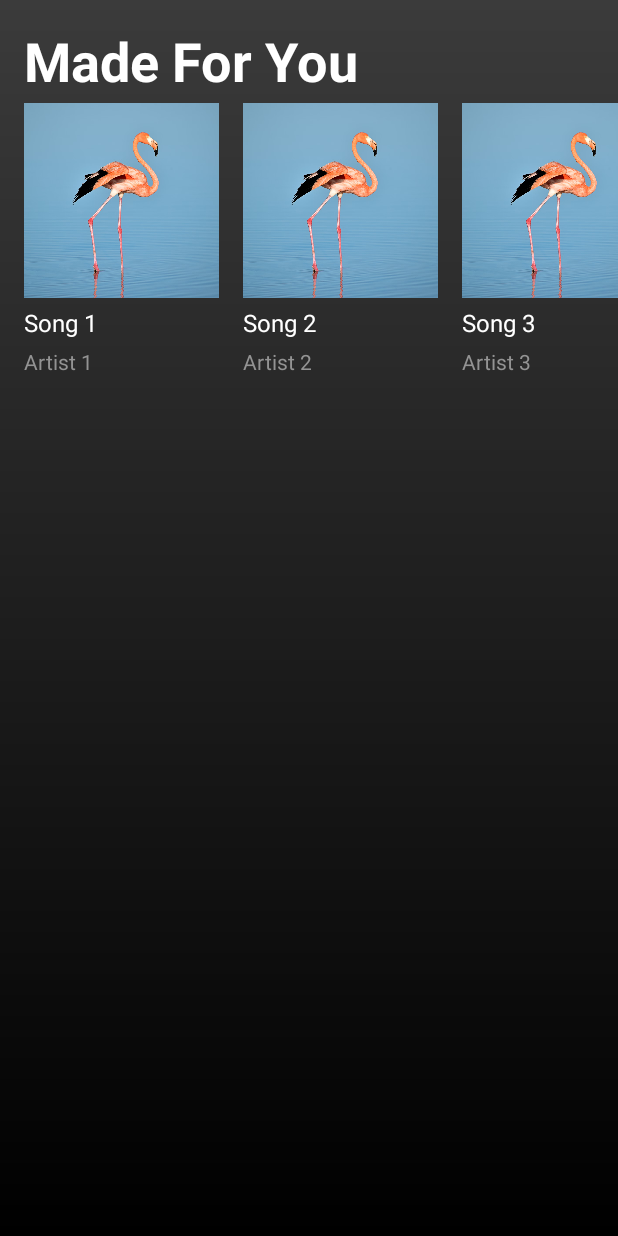
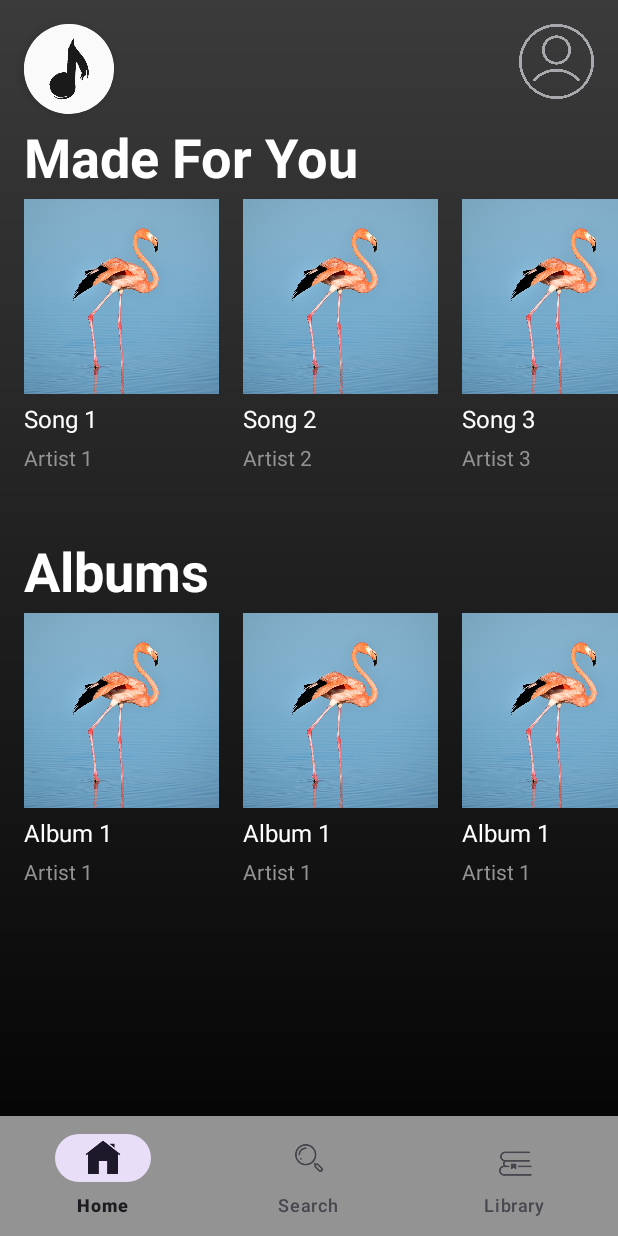
Before and after one commit to Buituansonzx/prm392, an Android app: the screen it shows after launch (Home), on a phone screen of 412 x 824 dp. Run offline under Robolectric (Android 15) with nearby library versions, the phone set to English and light mode, and no system bars.

Commit message:
albums + bottom_nav

```diff
--- a/app/build.gradle
+++ b/app/build.gradle
@@ -29,6 +29,7 @@ android {
 }
 
 dependencies {
+    implementation libs.material.v180
     implementation libs.appcompat
     implementation libs.material
     implementation libs.activity
--- /dev/null
+++ b/app/src/main/java/com/example/musicapp/AlbumsAdapter.java
@@ -0,0 +1,81 @@
+package com.example.musicapp;
+
+import android.view.LayoutInflater;
+import android.view.View;
+import android.view.ViewGroup;
+import android.widget.ImageView;
+import android.widget.TextView;
+import androidx.annotation.NonNull;
+import androidx.recyclerview.widget.RecyclerView;
+import com.example.musicapp.R;
+import java.util.List;
+
+public class AlbumsAdapter extends RecyclerView.Adapter<AlbumsAdapter.AlbumsViewHolder> {
+
+    private List<AlbumsItem> albumItems;
+
+    // Constructor
+    public AlbumsAdapter(List<AlbumsItem> albumItems) {
+        this.albumItems = albumItems;
+    }
+
+    @NonNull
+    @Override
+    public AlbumsViewHolder onCreateViewHolder(@NonNull ViewGroup parent, int viewType) {
+        View itemView1 = LayoutInflater.from(parent.getContext()).inflate(R.layout.item_playlist, parent, false);
+        return new AlbumsViewHolder(itemView1);
+    }
+
+    @Override
+    public void onBindViewHolder(@NonNull AlbumsViewHolder holder, int position) {
+        AlbumsItem currentItem = albumItems.get(position);
+        holder.songNameTextView.setText(currentItem.getAlbumName());
+        holder.artistNameTextView.setText(currentItem.getArtistName());
+
+        // Đặt hình ảnh cho ImageView. Bạn có thể sử dụng thư viện Glide hoặc Picasso để tải ảnh từ URL.
+        holder.songImageView.setImageResource(currentItem.getImageResource());
+    }
+
+    @Override
+    public int getItemCount() {
+        return albumItems.size();
+    }
+
+    public static class AlbumsViewHolder extends RecyclerView.ViewHolder {
+        public ImageView songImageView;
+        public TextView songNameTextView;
+        public TextView artistNameTextView;
+
+        public AlbumsViewHolder(@NonNull View itemView) {
+            super(itemView);
+            songImageView = itemView.findViewById(R.id.playlist_image);
+            songNameTextView = itemView.findViewById(R.id.song_name);
+            artistNameTextView = itemView.findViewById(R.id.artist_name);
+        }
+    }
+
+    // Playlist item model class
+    public static class AlbumsItem {
+        private String albumName;
+        private String artistName;
+        private int imageResource;
+
+        public AlbumsItem(String albumName, String artistName, int imageResource) {
+            this.albumName = albumName;
+            this.artistName = artistName;
+            this.imageResource = imageResource;
+        }
+
+        public String getAlbumName() {
+            return albumName;
+        }
+
+        public String getArtistName() {
+            return artistName;
+        }
+
+        public int getImageResource() {
+            return imageResource;
+        }
+    }
+}
--- a/app/src/main/java/com/example/musicapp/Home.java
+++ b/app/src/main/java/com/example/musicapp/Home.java
@@ -15,6 +15,8 @@ public class Home extends AppCompatActivity {
 
     private RecyclerView recyclerView;
     private PlaylistAdapter playlistAdapter;
+    private RecyclerView recyclerAlbum;
+    private AlbumsAdapter albumsAdapter;
 
     @Override
     protected void onCreate(@Nullable Bundle savedInstanceState) {
@@ -23,10 +25,12 @@ public class Home extends AppCompatActivity {
 
         // Thiết lập RecyclerView
         recyclerView = findViewById(R.id.recyclerview);
-
+        recyclerAlbum = findViewById(R.id.recyclerablbums);
         // Thiết lập LayoutManager cho RecyclerView (hiển thị ngang)
-        LinearLayoutManager layoutManager = new LinearLayoutManager(this, LinearLayoutManager.HORIZONTAL, false);
-        recyclerView.setLayoutManager(layoutManager);
+        LinearLayoutManager layoutManagerPlaylist = new LinearLayoutManager(this, LinearLayoutManager.HORIZONTAL, false);
+        LinearLayoutManager layoutManagerAlbum = new LinearLayoutManager(this, LinearLayoutManager.HORIZONTAL, false);
+        recyclerView.setLayoutManager(layoutManagerPlaylist);
+        recyclerAlbum.setLayoutManager(layoutManagerAlbum);
 
         // Tạo danh sách playlist items (giả sử bạn có class PlaylistItem trong PlaylistAdapter)
         List<PlaylistAdapter.PlaylistItem> playlistItems = new ArrayList<>();
@@ -37,9 +41,18 @@ public class Home extends AppCompatActivity {
         playlistItems.add(new PlaylistAdapter.PlaylistItem("Song 1", "Artist 1", R.drawable.img));
         playlistItems.add(new PlaylistAdapter.PlaylistItem("Song 1", "Artist 1", R.drawable.img));
         // ... Thêm các mục khác nếu cần
+        List<AlbumsAdapter.AlbumsItem> albumItems = new ArrayList<>();
+        albumItems.add(new AlbumsAdapter.AlbumsItem("Album 1", "Artist 1", R.drawable.img));
+        albumItems.add(new AlbumsAdapter.AlbumsItem("Album 1", "Artist 1", R.drawable.img));
+        albumItems.add(new AlbumsAdapter.AlbumsItem("Album 1", "Artist 1", R.drawable.img));
+        albumItems.add(new AlbumsAdapter.AlbumsItem("Album 1", "Artist 1", R.drawable.img));
+        albumItems.add(new AlbumsAdapter.AlbumsItem("Album 1", "Artist 1", R.drawable.img));
+        albumItems.add(new AlbumsAdapter.AlbumsItem("Album 1", "Artist 1", R.drawable.img));
 
         // Thiết lập adapter và gán vào RecyclerView
         playlistAdapter = new PlaylistAdapter(playlistItems);
         recyclerView.setAdapter(playlistAdapter);
+        albumsAdapter = new AlbumsAdapter(albumItems);
+        recyclerAlbum.setAdapter(albumsAdapter);
     }
 }
--- /dev/null
+++ b/app/src/main/res/drawable/icon_size.xml
@@ -0,0 +1,9 @@
+<layer-list xmlns:android="http://schemas.android.com/apk/res/android">
+    <item>
+        <bitmap
+            android:width="5dp"
+            android:height="5dp"
+            android:gravity="center"
+            android:src="@drawable/icon_home" />
+    </item>
+</layer-list>
--- a/app/src/main/res/layout/activity_home.xml
+++ b/app/src/main/res/layout/activity_home.xml
@@ -13,11 +13,11 @@
         android:layout_width="wrap_content"
         android:layout_height="wrap_content"
         android:layout_marginStart="16dp"
-        android:layout_marginTop="16dp"
+        android:layout_marginTop="80dp"
         android:text="@string/made_for_you"
+        android:textColor="@color/white"
         android:textSize="36sp"
         android:textStyle="bold"
-        android:textColor="@color/white"
         app:layout_constraintStart_toStartOf="parent"
         app:layout_constraintTop_toTopOf="parent" />
 
@@ -31,5 +31,78 @@
         app:layout_constraintStart_toStartOf="parent"
         app:layout_constraintTop_toBottomOf="@id/madeforyou" />
 
+    <TextView
+        android:id="@+id/albums"
+        android:layout_width="wrap_content"
+        android:layout_height="wrap_content"
+        android:layout_marginStart="16dp"
+        android:layout_marginTop="356dp"
+        android:text="Albums"
+        android:textColor="@color/white"
+        android:textSize="36sp"
+        android:textStyle="bold"
+        app:layout_constraintStart_toStartOf="parent"
+        app:layout_constraintTop_toTopOf="parent" />
+
+    <androidx.recyclerview.widget.RecyclerView
+        android:id="@+id/recyclerablbums"
+        android:layout_width="0dp"
+        android:layout_height="wrap_content"
+        android:orientation="horizontal"
+        app:layout_constraintEnd_toEndOf="parent"
+        app:layout_constraintHorizontal_bias="1.0"
+        app:layout_constraintStart_toStartOf="parent"
+        app:layout_constraintTop_toBottomOf="@id/albums" />
+
+    <ImageView
+        android:layout_width="50dp"
+        android:layout_height="50dp"
+        android:layout_marginTop="16dp"
+        android:layout_marginEnd="16dp"
+        android:src="@drawable/icon_user"
+        app:layout_constraintEnd_toEndOf="parent"
+        app:layout_constraintTop_toTopOf="parent" />
+
+    <androidx.cardview.widget.CardView
+        android:layout_width="60dp"
+        android:layout_height="60dp"
+        android:layout_gravity="center"
+        android:layout_marginStart="16dp"
+        android:layout_marginTop="16dp"
+        app:cardCornerRadius="50dp"
+        app:cardElevation="4dp"
+        app:layout_constraintStart_toStartOf="parent"
+        app:layout_constraintTop_toTopOf="parent">
+
+        <ImageView
+            android:id="@+id/circleImageView"
+            android:layout_width="match_parent"
+            android:layout_height="match_parent"
+            android:scaleType="centerCrop"
+            android:src="@mipmap/logomusic2" />
+    </androidx.cardview.widget.CardView>
+
+    <RelativeLayout
+        android:layout_width="match_parent"
+        android:layout_height="match_parent" >
+
+        <!-- Nội dung chính của Activity -->
+        <FrameLayout
+            android:id="@+id/fragment_container"
+            android:layout_width="match_parent"
+            android:layout_height="match_parent"
+            android:layout_above="@id/bottom_navigation" />
+
+        <!-- BottomNavigationView -->
+        <com.google.android.material.bottomnavigation.BottomNavigationView
+            android:id="@+id/bottom_navigation"
+            android:layout_width="match_parent"
+            android:layout_height="wrap_content"
+            android:layout_alignParentBottom="true"
+            app:menu="@layout/bottom_nav_menu"
+            android:background="@color/gray"/>
+
+    </RelativeLayout>
+
 
 </androidx.constraintlayout.widget.ConstraintLayout>
--- /dev/null
+++ b/app/src/main/res/layout/bottom_nav_menu.xml
@@ -0,0 +1,17 @@
+<menu xmlns:android="http://schemas.android.com/apk/res/android">
+
+    <item
+        android:id="@+id/nav_home"
+        android:icon="@drawable/icon_home"
+        android:title="Home" />
+
+    <item
+        android:id="@+id/nav_search"
+        android:icon="@drawable/icon_search"
+        android:title="Search" />
+
+    <item
+        android:id="@+id/nav_library"
+        android:icon="@drawable/icon_library"
+        android:title="Library" />
+</menu>
--- a/gradle/libs.versions.toml
+++ b/gradle/libs.versions.toml
@@ -8,6 +8,7 @@ appcompat = "1.7.0"
 material = "1.12.0"
 activity = "1.9.2"
 constraintlayout = "2.1.4"
+materialVersion = "1.8.0"
 recyclerview = "1.3.2"
 recyclerviewVersion = "1.2.1"
 
@@ -21,6 +22,7 @@ appcompat = { group = "androidx.appcompat", name = "appcompat", version.ref = "a
 material = { group = "com.google.android.material", name = "material", version.ref = "material" }
 activity = { group = "androidx.activity", name = "activity", version.ref = "activity" }
 constraintlayout = { group = "androidx.constraintlayout", name = "constraintlayout", version.ref = "constraintlayout" }
+material-v180 = { module = "com.google.android.material:material", version.ref = "materialVersion" }
 recyclerview = { group = "androidx.recyclerview", name = "recyclerview", version.ref = "recyclerview" }
 recyclerview-v121 = { module = "androidx.recyclerview:recyclerview", version.ref = "recyclerviewVersion" }
 
```
Also changed, not shown: app/src/main/res/layout/item_playlist.xml (+0 -7 lines), app/src/main/res/drawable/icon_home.png (added), app/src/main/res/drawable/icon_library.png (added), app/src/main/res/drawable/icon_search.png (added), app/src/main/res/drawable/icon_user.png (added).
